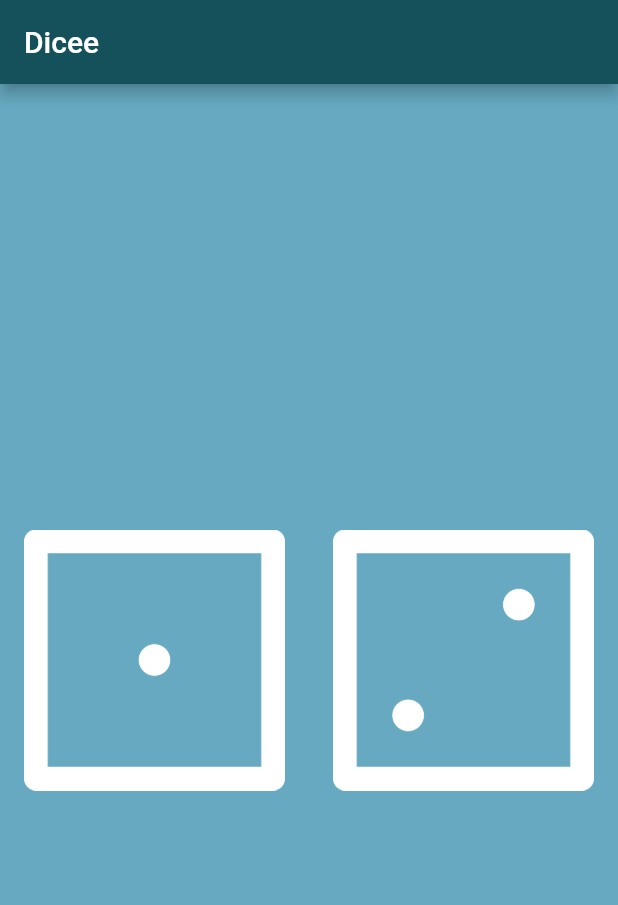
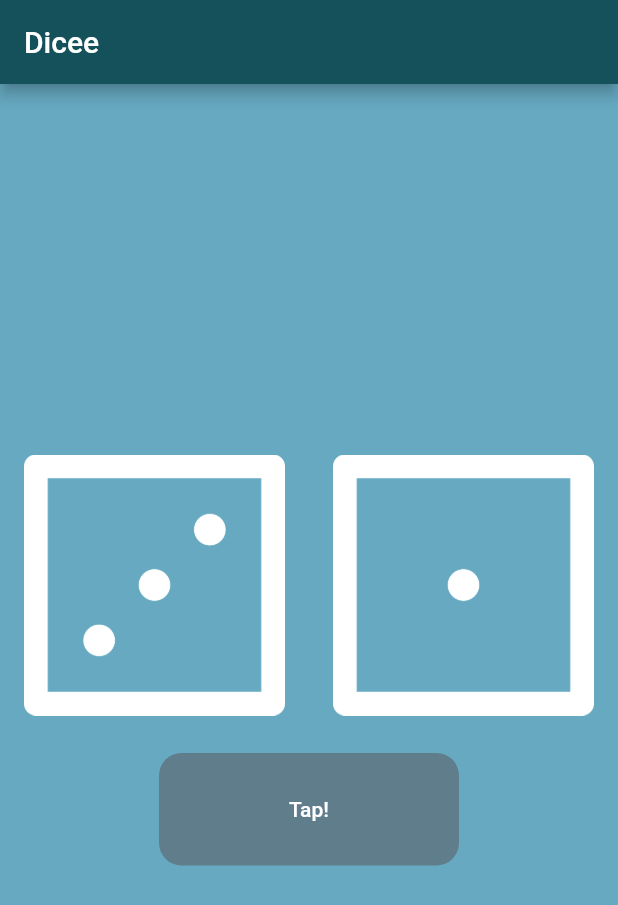
Before and after one commit to vattvichet/dicee-Flutter, a Flutter app: the screen it shows after launch, on a phone screen of 412 x 824 dp. Shown: the top 905 px of the screen. Run offline on Flutter 3.47's test engine with Material 2 defaults, Android fonts, the phone set to English and light mode, and no system bars.

```diff
--- a/lib/main.dart
+++ b/lib/main.dart
@@ -1,4 +1,7 @@
+// ignore_for_file: deprecated_member_use
+
 import 'package:flutter/material.dart';
+import 'dart:math';
 
 void main() {
   return runApp(
@@ -16,22 +19,73 @@ void main() {
   );
 }
 
-class DicePage extends StatelessWidget {
+class DicePage extends StatefulWidget {
+  const DicePage({Key key}) : super(key: key);
+
+  @override
+  State<DicePage> createState() => _DicePageState();
+}
+
+class _DicePageState extends State<DicePage> {
+  int leftDiceNumber = 3;
+  int rightDiceNumber = 1;
+
+  void changeDiceNUmber() {
+    //nextInt(6) starts form 0 to 5, so we must add 1
+    leftDiceNumber = Random().nextInt(6) + 1;
+    rightDiceNumber = Random().nextInt(6) + 1;
+  }
+
   @override
   Widget build(BuildContext context) {
     return Center(
-      child: Row(
+      child: Column(
+        mainAxisAlignment: MainAxisAlignment.center,
         children: [
-          Expanded(
-            child: Padding(
-              padding: const EdgeInsets.all(16.0),
-              child: Image.asset('images/dice1.png'),
+          Row(
+            children: [
+              Expanded(
+                child: FlatButton(
+                  onPressed: () {
+                    setState(() {
+                      changeDiceNUmber();
+                    });
+                  },
+                  child: Image.asset('images/dice$leftDiceNumber.png'),
+                ),
+              ),
+              Expanded(
+                child: FlatButton(
+                  onPressed: () {
+                    setState(() {
+                      changeDiceNUmber();
+                    });
+                  },
+                  child: Image.asset('images/dice$rightDiceNumber.png'),
+                ),
+              ),
+            ],
+          ),
+          SizedBox(
+            height: 25,
+          ),
+          Container(
+            height: 75,
+            width: 200,
+            decoration: BoxDecoration(
+              color: Colors.blueGrey,
+              borderRadius: BorderRadius.circular(15),
             ),
-          ),
-          Expanded(
-            child: Padding(
-              padding: const EdgeInsets.all(16.0),
-              child: Image.asset('images/dice2.png'),
+            child: TextButton(
+              onPressed: () {
+                setState(() {
+                  changeDiceNUmber();
+                });
+              },
+              child: Text(
+                "Tap!",
+                style: TextStyle(color: Colors.white),
+              ),
             ),
           ),
         ],
```
